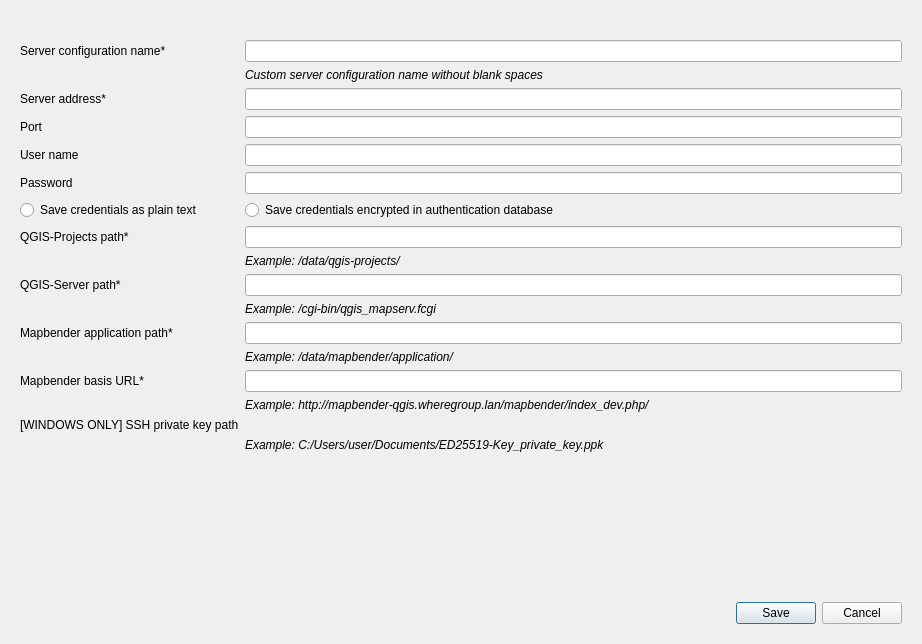
Old version of the form mapbender_plugin/dialogs/ui/server_config_dialog.ui in the repository WhereGroup/QGIS2Mapbender.
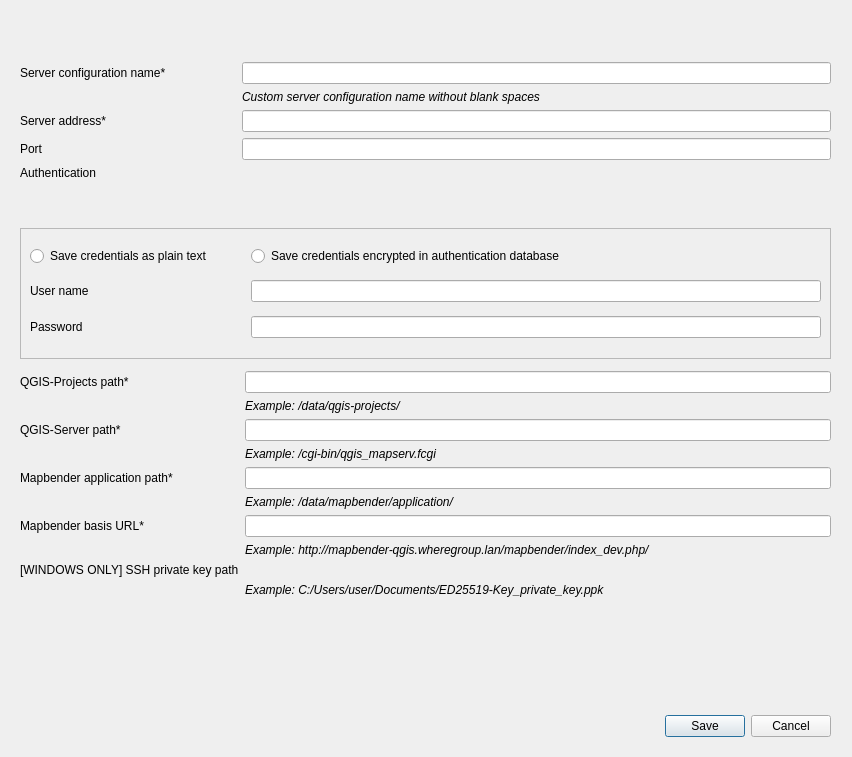
New version of the form. Icons and pictures are not drawn. Custom widgets are drawn as their Qt base class.

Patch:
```diff
--- a/mapbender_plugin/dialogs/ui/server_config_dialog.ui
+++ b/mapbender_plugin/dialogs/ui/server_config_dialog.ui
@@ -6,8 +6,8 @@
    <rect>
     <x>0</x>
     <y>0</y>
-    <width>922</width>
-    <height>644</height>
+    <width>852</width>
+    <height>757</height>
    </rect>
   </property>
   <property name="windowTitle">
@@ -19,13 +19,107 @@
   <layout class="QVBoxLayout" name="verticalLayout">
    <item>
     <widget class="QWidget" name="widget" native="true">
+     <widget class="QLabel" name="label">
+      <property name="geometry">
+       <rect>
+        <x>9</x>
+        <y>9</y>
+        <width>40</width>
+        <height>36</height>
+       </rect>
+      </property>
+      <property name="text">
+       <string/>
+      </property>
+      <property name="pixmap">
+       <pixmap>../../resources/icons/mapbender_ui_icon.png</pixmap>
+      </property>
+      <property name="alignment">
+       <set>Qt::AlignLeading|Qt::AlignLeft|Qt::AlignVCenter</set>
+      </property>
+     </widget>
+     <widget class="QDialogButtonBox" name="dialogButtonBox">
+      <property name="geometry">
+       <rect>
+        <x>610</x>
+        <y>700</y>
+        <width>210</width>
+        <height>30</height>
+       </rect>
+      </property>
+      <property name="locale">
+       <locale language="English" country="Germany"/>
+      </property>
+      <property name="standardButtons">
+       <set>QDialogButtonBox::Cancel|QDialogButtonBox::Save</set>
+      </property>
+     </widget>
+     <widget class="QFrame" name="frame">
+      <property name="geometry">
+       <rect>
+        <x>9</x>
+        <y>217</y>
+        <width>811</width>
+        <height>131</height>
+       </rect>
+      </property>
+      <property name="frameShape">
+       <enum>QFrame::StyledPanel</enum>
+      </property>
+      <property name="frameShadow">
+       <enum>QFrame::Raised</enum>
+      </property>
      <layout class="QGridLayout" name="gridLayout">
-      <item row="4" column="0">
-       <layout class="QFormLayout" name="formLayout">
+       <item row="1" column="0">
+        <widget class="QRadioButton" name="credentialsPlainTextRadioButton">
+         <property name="text">
+          <string>Save credentials as plain text          </string>
+         </property>
+        </widget>
+       </item>
+       <item row="1" column="1">
+        <widget class="QRadioButton" name="credentialsAuthDbRadioButton">
+         <property name="text">
+          <string>Save credentials encrypted in authentication database</string>
+         </property>
+        </widget>
+       </item>
+       <item row="2" column="0">
+        <widget class="QLabel" name="userNameLabel">
+         <property name="text">
+          <string>User name</string>
+         </property>
+        </widget>
+       </item>
+       <item row="2" column="1">
+        <widget class="QLineEdit" name="userNameLineEdit"/>
+       </item>
+       <item row="3" column="0">
+        <widget class="QLabel" name="passwordLabel">
+         <property name="text">
+          <string>Password</string>
+         </property>
+        </widget>
+       </item>
+       <item row="3" column="1">
+        <widget class="QgsPasswordLineEdit" name="passwordLineEdit"/>
+       </item>
+      </layout>
+     </widget>
+     <widget class="QWidget" name="">
+      <property name="geometry">
+       <rect>
+        <x>9</x>
+        <y>51</y>
+        <width>811</width>
+        <height>160</height>
+       </rect>
+      </property>
+      <layout class="QFormLayout" name="formLayout_2">
         <item row="0" column="0">
          <widget class="QLabel" name="serviceNameLabel">
           <property name="text">
-           <string>Server configuration name*</string>
+          <string>Server configuration name*                     </string>
           </property>
          </widget>
         </item>
@@ -65,36 +159,35 @@
          <widget class="QLineEdit" name="serverPortLineEdit"/>
         </item>
         <item row="4" column="0">
-         <widget class="QLabel" name="userNameLabel">
+        <widget class="QLabel" name="label_2">
           <property name="text">
-           <string>User name</string>
+          <string>Authentication</string>
           </property>
          </widget>
         </item>
-        <item row="4" column="1">
-         <widget class="QLineEdit" name="userNameLineEdit"/>
-        </item>
-        <item row="5" column="0">
-         <widget class="QLabel" name="passwordLabel">
-          <property name="text">
-           <string>Password</string>
-          </property>
-         </widget>
-        </item>
-        <item row="5" column="1">
-         <widget class="QgsPasswordLineEdit" name="passwordLineEdit"/>
-        </item>
-        <item row="7" column="0">
+      </layout>
+     </widget>
+     <widget class="QWidget" name="">
+      <property name="geometry">
+       <rect>
+        <x>9</x>
+        <y>360</y>
+        <width>811</width>
+        <height>316</height>
+       </rect>
+      </property>
+      <layout class="QFormLayout" name="formLayout">
+       <item row="0" column="0">
          <widget class="QLabel" name="qgisProjectPathLabel">
           <property name="text">
            <string>QGIS-Projects path*</string>
           </property>
          </widget>
         </item>
-        <item row="7" column="1">
+       <item row="0" column="1">
          <widget class="QLineEdit" name="qgisProjectPathLineEdit"/>
         </item>
-        <item row="8" column="1">
+       <item row="1" column="1">
          <widget class="QLabel" name="qgisProjectPathExampleLabel">
           <property name="font">
            <font>
@@ -106,17 +199,17 @@
           </property>
          </widget>
         </item>
-        <item row="9" column="0">
+       <item row="2" column="0">
          <widget class="QLabel" name="qgisServerPathLabel">
           <property name="text">
            <string>QGIS-Server path*</string>
           </property>
          </widget>
         </item>
-        <item row="9" column="1">
+       <item row="2" column="1">
          <widget class="QLineEdit" name="qgisServerPathLineEdit"/>
         </item>
-        <item row="10" column="1">
+       <item row="3" column="1">
          <widget class="QLabel" name="qgisServerPathExampleLabel">
           <property name="font">
            <font>
@@ -128,17 +221,17 @@
           </property>
          </widget>
         </item>
-        <item row="11" column="0">
+       <item row="4" column="0">
          <widget class="QLabel" name="mbPathLabel">
           <property name="text">
            <string>Mapbender application path*</string>
           </property>
          </widget>
         </item>
-        <item row="11" column="1">
+       <item row="4" column="1">
          <widget class="QLineEdit" name="mbPathLineEdit"/>
         </item>
-        <item row="12" column="1">
+       <item row="5" column="1">
          <widget class="QLabel" name="mbPathExampleLabel">
           <property name="font">
            <font>
@@ -150,21 +243,21 @@
           </property>
          </widget>
         </item>
-        <item row="13" column="0">
+       <item row="6" column="0">
          <widget class="QLabel" name="mbBasisUrlLabel">
           <property name="text">
            <string>Mapbender basis URL*</string>
           </property>
          </widget>
         </item>
-        <item row="13" column="1">
+       <item row="6" column="1">
          <widget class="QLineEdit" name="mbBasisUrlLineEdit">
           <property name="inputMethodHints">
            <set>Qt::ImhUrlCharactersOnly</set>
           </property>
          </widget>
         </item>
-        <item row="14" column="1">
+       <item row="7" column="1">
          <widget class="QLabel" name="mbBasisUrlExampleLabel">
           <property name="font">
            <font>
@@ -176,17 +269,17 @@
           </property>
          </widget>
         </item>
-        <item row="15" column="0">
+       <item row="8" column="0">
          <widget class="QLabel" name="winPKPathLabel">
           <property name="text">
            <string>[WINDOWS ONLY] SSH private key path</string>
           </property>
          </widget>
         </item>
-        <item row="15" column="1">
+       <item row="8" column="1">
          <widget class="QgsFileWidget" name="winPKFileWidget"/>
         </item>
-        <item row="16" column="1">
+       <item row="9" column="1">
          <widget class="QLabel" name="winPKPathExampleLabel">
           <property name="font">
            <font>
@@ -198,59 +291,8 @@
           </property>
          </widget>
         </item>
-        <item row="6" column="0">
-         <widget class="QRadioButton" name="credentialsPlainTextRadioButton">
-          <property name="text">
-           <string>Save credentials as plain text</string>
-          </property>
-         </widget>
-        </item>
-        <item row="6" column="1">
-         <widget class="QRadioButton" name="credentialsAuthDbRadioButton">
-          <property name="text">
-           <string>Save credentials encrypted in authentication database</string>
-          </property>
-         </widget>
-        </item>
-       </layout>
-      </item>
-      <item row="0" column="0">
-       <widget class="QLabel" name="label">
-        <property name="text">
-         <string/>
-        </property>
-        <property name="pixmap">
-         <pixmap>../../resources/icons/mapbender_ui_icon.png</pixmap>
-        </property>
-        <property name="alignment">
-         <set>Qt::AlignLeading|Qt::AlignLeft|Qt::AlignVCenter</set>
-        </property>
-       </widget>
-      </item>
-      <item row="6" column="0">
-       <widget class="QDialogButtonBox" name="dialogButtonBox">
-        <property name="locale">
-         <locale language="English" country="Germany"/>
-        </property>
-        <property name="standardButtons">
-         <set>QDialogButtonBox::Cancel|QDialogButtonBox::Save</set>
-        </property>
-       </widget>
-      </item>
-      <item row="5" column="0">
-       <spacer name="verticalSpacer">
-        <property name="orientation">
-         <enum>Qt::Vertical</enum>
-        </property>
-        <property name="sizeHint" stdset="0">
-         <size>
-          <width>20</width>
-          <height>40</height>
-         </size>
-        </property>
-       </spacer>
-      </item>
-     </layout>
+      </layout>
+     </widget>
     </widget>
    </item>
   </layout>
```
Lines whose indentation alone changed are shown as unchanged.
